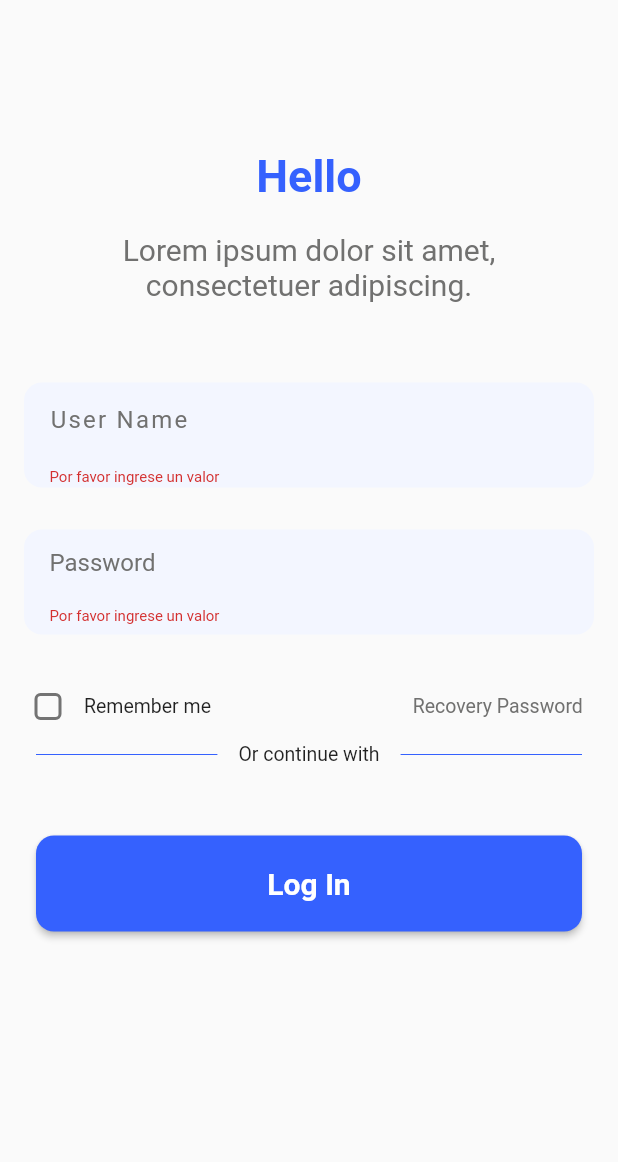
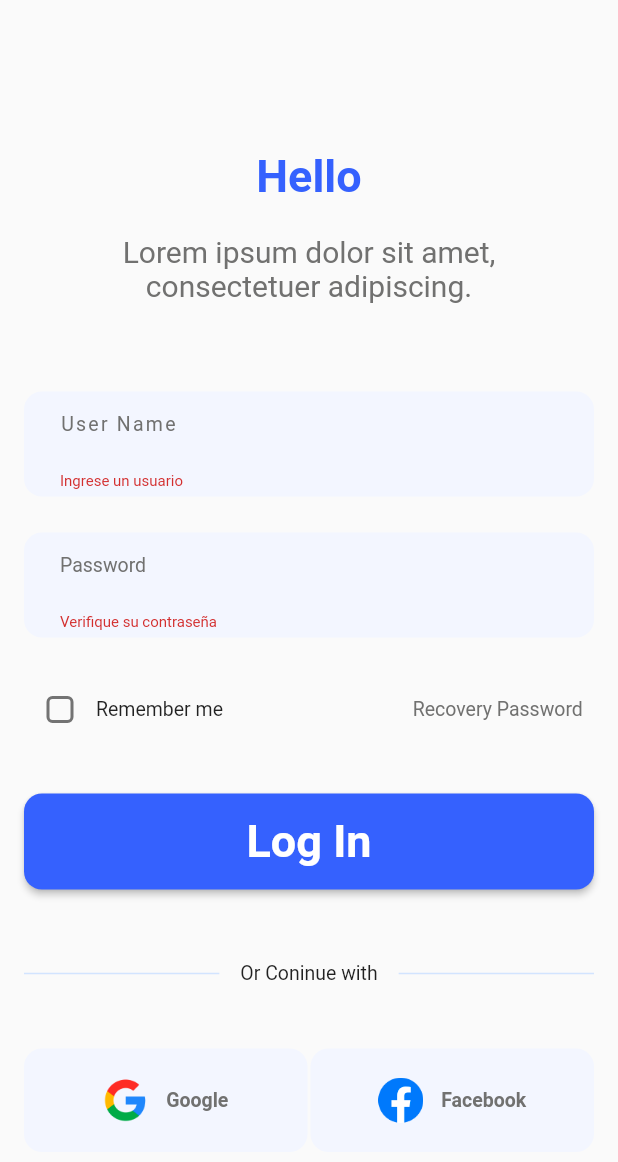
Before and after one commit to weincoder/weinflu-app, a Flutter app: the screen it shows after launch, after a tap on "Log In", on a phone screen of 412 x 824 dp. Shown: the top 1162 px of the screen. Run offline on Flutter 3.47's test engine with Material 2 defaults, Android fonts, the phone set to English and light mode, and no system bars.

Commit message:
feat 🆕: Se agrega el login 🤯 como pantallas

```diff
--- a/weinflu_app/lib/app.dart
+++ b/weinflu_app/lib/app.dart
@@ -23,14 +23,15 @@ class WeinFluApp extends StatelessWidget {
         switch (settings.name) {
           case AppRoutes.newPage:
             return MaterialPageRoute(builder: (context) => const NewPage());
-          case AppRoutes.login:
-            return MaterialPageRoute(builder: (context) => const LoginPage());
+          case AppRoutes.home:
+            return MaterialPageRoute(builder: (context) =>  HomePage(storeName: settings.arguments as String,));
           case AppRoutes.otherPage:
             return MaterialPageRoute(
                 builder: (context) =>
                     OtherPage(userData: settings.arguments as User));
+
           default:
-            return MaterialPageRoute(builder: (context) => const LoginPage());
+            return MaterialPageRoute(builder: (context) => const LogInPage());
         }
       },
     );
--- a/weinflu_app/lib/config/app_routes.dart
+++ b/weinflu_app/lib/config/app_routes.dart
@@ -3,5 +3,5 @@ class AppRoutes {
   static const String home = 'home';
   static const String newPage = 'new-page';
   static const String otherPage = 'other-page';
-  static const String login = 'login';
+  static const String login = '/';
 }
--- /dev/null
+++ b/weinflu_app/lib/design/copys.dart
@@ -0,0 +1,24 @@
+class WeinfluCopys {
+  WeinfluCopys._();
+  static const String lorem =
+      'Lorem ipsum dolor sit amet, consectetuer adipiscing.';
+  static const String hello = 'Hello';
+  static const String userInputLabel = 'User Name';
+  static const String userPswInputLabel = 'Password';
+  static const String rememberMe = 'Remember me';
+  static const String recoveryPassword = 'Recovery Password';
+  static const String orContinue = 'Or Coninue with';
+  static const String google = 'Google';
+  static const String facebook = 'Facebook';
+  static const String logIn = 'Log In';
+  static const String notAMember = 'Not a member?';
+  static const String registerNow = 'Register Now';
+}
+
+class WeinFluErrors{
+  WeinFluErrors._();
+  static const String userError = 'Ingrese un usuario';
+  static const String userErrorLen = 'Ingrese un usuario valido';
+  static const String userPsw = 'Verifique su contraseña';
+
+}
--- a/weinflu_app/lib/pages/home_page.dart
+++ b/weinflu_app/lib/pages/home_page.dart
@@ -8,7 +8,8 @@ import '../widgets/product_detail.dart';
 import '../widgets/summary_card.dart';
 
 class HomePage extends StatefulWidget {
-  const HomePage({super.key});
+  final String storeName;
+  const HomePage({super.key, required this.storeName});
 
   @override
   State<HomePage> createState() => _HomePageState();
@@ -45,9 +46,9 @@ class _HomePageState extends State<HomePage> {
                 bottomLeft: WeinFluRadius.small,
                 bottomRight: WeinFluRadius.small)),
         backgroundColor: WeinFluColors.brandLightColor,
-        title: const Padding(
-            padding: EdgeInsets.fromLTRB(16, 45, 16, 12),
-            child: HomeAppBarTitle()),
+        title:  Padding(
+            padding: const  EdgeInsets.fromLTRB(16, 45, 16, 12),
+            child: HomeAppBarTitle(storeName: widget.storeName,)),
       ),
       body: Column(
         children: [
--- a/weinflu_app/lib/pages/login_page.dart
+++ b/weinflu_app/lib/pages/login_page.dart
@@ -1,198 +1,281 @@
 import 'package:flutter/material.dart';
+import 'package:weinflu_app/config/app_routes.dart';
 import 'package:weinflu_app/design/colors.dart';
+import 'package:weinflu_app/design/copys.dart';
+import 'package:weinflu_app/design/radius.dart';
 
-class LoginPage extends StatefulWidget {
-  const LoginPage({super.key});
+class LogInPage extends StatefulWidget {
+  const LogInPage({super.key});
 
   @override
-  State<LoginPage> createState() => _LoginPageState();
+  State<LogInPage> createState() => _LogInPageState();
 }
 
-class _LoginPageState extends State<LoginPage> {
-  final _formKey = GlobalKey<FormState>();
-  bool isChecked = false;
-  final borderActive =
-      Border.all(color: WeinFluColors.brandPrimaryColor, width: 2);
-  final borderInactive = Border.all(color: Colors.transparent);
-  late Border borderBoxUser;
-  late Border borderBoxPass;
+class _LogInPageState extends State<LogInPage> {
+  final _formLoginKey = GlobalKey<FormState>();
+  var checkBoxState = false;
+  var userInputController = TextEditingController();
+  late String userName;
+  late BoxDecoration userContainerDecoration;
+  late BoxDecoration pswContainerDecoration;
+  final defaultInputBorder = InputBorder.none;
+  final defaultContainerInputDecoration = const BoxDecoration(
+      color: WeinFluColors.brandSecondaryColor,
+      borderRadius: BorderRadius.all(WeinFluRadius.small));
+  final activeContainerInputDecoration = BoxDecoration(
+      color: WeinFluColors.brandSecondaryColor,
+      border: Border.all(color: WeinFluColors.brandPrimaryColor, width: 2),
+      borderRadius: const BorderRadius.all(WeinFluRadius.small));
+  final defaultInputLabelTheme = const TextStyle(
+      fontSize: 13,
+      color: WeinFluColors.brandLigthDarkColor,
+      fontWeight: FontWeight.normal);
   @override
   void initState() {
     super.initState();
-    borderBoxPass = borderInactive;
-    borderBoxUser = borderInactive;
+    userContainerDecoration = defaultContainerInputDecoration;
+    pswContainerDecoration = defaultContainerInputDecoration;
   }
 
   @override
   Widget build(BuildContext context) {
     return Scaffold(
-      body: Padding(
-        padding: const EdgeInsets.symmetric(vertical: 100, horizontal: 8),
-        child: Center(
-          child: Column(mainAxisAlignment: MainAxisAlignment.start, children: [
+      body: Center(
+        child: Padding(
+          padding: const EdgeInsets.fromLTRB(16, 100, 16, 0),
+          child: Column(children: [
             Text(
-              'Hello',
+              WeinfluCopys.hello,
               style: Theme.of(context).textTheme.labelLarge,
             ),
             Container(
-                padding: const EdgeInsets.symmetric(horizontal: 24),
-                margin: const EdgeInsets.only(top: 20),
+              margin: const EdgeInsets.fromLTRB(16, 21, 16, 59),
               child: Text(
-                  'Lorem ipsum dolor sit amet, consectetuer adipiscing.',
+                WeinfluCopys.lorem,
                 style: Theme.of(context).textTheme.labelMedium,
                 textAlign: TextAlign.center,
-                )),
+              ),
+            ),
             Form(
-                key: _formKey,
+                key: _formLoginKey,
                 child: Column(
                   children: [
                     Container(
                       height: 70,
-                      margin: EdgeInsets.fromLTRB(8, 54, 8, 28),
-                      padding: EdgeInsets.only(left: 16),
-                      decoration: BoxDecoration(
-                          border: borderBoxUser,
-                          borderRadius: BorderRadius.all(Radius.circular(12)),
-                          color: WeinFluColors.brandSecondaryColor),
+                      padding: const EdgeInsets.only(left: 24, bottom: 4),
+                      decoration: userContainerDecoration,
                       child: TextFormField(
-                        onTap: () {
-                          setState(() {
-                            borderBoxUser = borderActive;
-                            borderBoxPass = borderInactive;
-                          });
-                        },
-                        onTapOutside: (event) {
-                          setState(() {
-                            borderBoxUser = borderInactive;
-                          });
-                        },
+                          controller: userInputController,
                           style: Theme.of(context).textTheme.labelSmall,
                           validator: (value) {
                             if (value == null || value.isEmpty) {
-                            return 'Por favor ingrese un valor';
+                              return WeinFluErrors.userError;
                             }
-                          return null;
-                        },
-                        textAlign: TextAlign.start,
-                        decoration: InputDecoration(
-                            border: InputBorder.none,
-                            labelText: 'User Name',
-                            labelStyle: TextStyle(
-                                color: WeinFluColors.brandLigthDarkColor,
-                                fontWeight: FontWeight.w200)),
-                      ),
-                    ),
-                    Container(
-                      height: 70,
-                      margin: EdgeInsets.fromLTRB(8, 0, 8, 24),
-                      padding: EdgeInsets.only(left: 16, bottom: 5),
-                      decoration: BoxDecoration(
-                          borderRadius: BorderRadius.all(Radius.circular(12)),
-                          border: borderBoxPass,
-                          color: WeinFluColors.brandSecondaryColor),
-                      child: TextFormField(
-                        validator: (value) {
-                          if (value == null || value.isEmpty) {
-                            return 'Por favor ingrese un valor';
+                            if (value.length >= 10) {
+                              return WeinFluErrors.userErrorLen;
                             }
                             return null;
                           },
                           onTap: () {
                             setState(() {
-                            borderBoxPass = borderActive;
-                            borderBoxUser = borderInactive;
+                              userContainerDecoration =
+                                  activeContainerInputDecoration;
+                              pswContainerDecoration =
+                                  defaultContainerInputDecoration;
                             });
                           },
                           onTapOutside: (event) {
                             setState(() {
-                            borderBoxPass = borderInactive;
+                              userContainerDecoration =
+                                  defaultContainerInputDecoration;
+                            });
+                          },
+                          onSaved: (userNameValue) {
+                            userName = userNameValue!;
+                          },
+                          decoration: InputDecoration(
+                              border: defaultInputBorder,
+                              label: Text(WeinfluCopys.userInputLabel,
+                                  style: defaultInputLabelTheme))),
+                    ),
+                    Container(
+                      height: 70,
+                      padding: const EdgeInsets.only(left: 24, bottom: 4),
+                      margin: const EdgeInsets.symmetric(vertical: 24),
+                      decoration: pswContainerDecoration,
+                      child: TextFormField(
+                          validator: (value) {
+                            if (value == null || value.isEmpty) {
+                              return WeinFluErrors.userPsw;
+                            }
+                            return null;
+                          },
+                          onTap: () {
+                            setState(() {
+                              pswContainerDecoration =
+                                  activeContainerInputDecoration;
+                              userContainerDecoration =
+                                  defaultContainerInputDecoration;
+                            });
+                          },
+                          onTapOutside: (event) {
+                            setState(() {
+                              pswContainerDecoration =
+                                  defaultContainerInputDecoration;
                             });
                           },
                           obscureText: true,
-                        textAlign: TextAlign.start,
+                          obscuringCharacter: '*',
                           decoration: InputDecoration(
-                            border: InputBorder.none,
-                            labelText: 'Password',
-                            labelStyle: TextStyle(
-                              color: WeinFluColors.brandLigthDarkColor,
-                            )),
-                      ),
+                              border: defaultInputBorder,
+                              label: const Text(WeinfluCopys.userPswInputLabel),
+                              labelStyle: defaultInputLabelTheme)),
                     ),
                     Row(
                       children: [
                         Checkbox(
-                          value: isChecked,
-                          onChanged: (currentValue) {
-                            print(currentValue);
+                          shape: const RoundedRectangleBorder(
+                              borderRadius:
+                                  BorderRadius.all(Radius.circular(4))),
+                          value: checkBoxState,
+                          onChanged: (value) {
                             setState(() {
-                              isChecked = currentValue!;
+                              checkBoxState = !checkBoxState;
                             });
                           },
-                          shape: RoundedRectangleBorder(
-                              borderRadius: BorderRadius.circular(4)),
-                          checkColor: Colors.white,
+                          checkColor: WeinFluColors.brandLightColor,
                           activeColor: WeinFluColors.brandPrimaryColor,
                         ),
-                        Expanded(child: Text('Remember me')),
-                        Padding(
-                          padding: const EdgeInsets.only(right: 8),
-                          child: TextButton(
+                        const Expanded(child: Text(WeinfluCopys.rememberMe)),
+                        TextButton(
+                          onPressed: () {},
                           child: Text(
-                              'Recovery Password',
-                              style: TextStyle(
-                                  fontSize: 13,
-                                  color: WeinFluColors.brandLigthDarkColor,
-                                  fontWeight: FontWeight.w200),
-                            ),
-                            onPressed: () {},
+                            WeinfluCopys.recoveryPassword,
+                            style: defaultInputLabelTheme,
                           ),
                         )
                       ],
                     ),
-                    Row(children: <Widget>[
-                      Expanded(
-                        child: new Container(
-                            margin:
-                                const EdgeInsets.only(left: 16.0, right: 14.0),
-                            child: Divider(
-                              color: WeinFluColors.brandPrimaryColor,
-                            )),
-                      ),
-                      Text("Or continue with"),
-                      Expanded(
-                        child: new Container(
-                            margin:
-                                const EdgeInsets.only(left: 14.0, right: 16.0),
-                            child: Divider(
-                              color: WeinFluColors.brandPrimaryColor,
-                            )),
-                      ),
-                    ]),
-                    Padding(
-                      padding: EdgeInsets.only(top: 46),
-                      child: Row(children: []),
-                    ),
-                    ElevatedButton(
+                    Container(
+                      margin: const EdgeInsets.only(top: 32, bottom: 48),
+                      width: 394,
+                      height: 64,
+                      child: ElevatedButton(
                         onPressed: () {
-                        // Validate returns true if the form is valid, or false otherwise.
-                        if (_formKey.currentState!.validate()) {
-                          // If the form is valid, display a snackbar. In the real world,
-                          // you'd often call a server or save the information in a database.
-                          ScaffoldMessenger.of(context).showSnackBar(
-                            const SnackBar(content: Text('Processing Data')),
-                          );
+                          if (_formLoginKey.currentState!.validate()) {
+                            print('Todos lo campos estan ok 🤯');
+                            // _formLoginKey.currentState!.save();
+                            userName = userInputController.text;
+                            Navigator.of(context).pushReplacementNamed(
+                                AppRoutes.home,
+                                arguments: userName);
                           }
                         },
                         style: ElevatedButton.styleFrom(
-                          minimumSize: Size(364, 64),
                             backgroundColor: WeinFluColors.brandPrimaryColor,
-                          shape: RoundedRectangleBorder(
-                              borderRadius: BorderRadius.circular(12))),
-                      child: const Text(
-                        'Log In',
-                        style: TextStyle(fontSize: 20),
+                            shape: const RoundedRectangleBorder(
+                                borderRadius:
+                                    BorderRadius.all(WeinFluRadius.small))),
+                        child: const Text(WeinfluCopys.logIn),
                       ),
                     ),
+                    Row(
+                      children: const [
+                        Expanded(
+                            child: Divider(
+                          color: WeinFluColors.brandLightColorBorder,
+                          thickness: 1.0,
+                        )),
+                        Padding(
+                          padding: const EdgeInsets.symmetric(horizontal: 14.0),
+                          child: Text(WeinfluCopys.orContinue),
+                        ),
+                        Expanded(
+                            child: Divider(
+                          color: WeinFluColors.brandLightColorBorder,
+                          thickness: 1.0,
+                        )),
+                      ],
+                    ),
+                    const SizedBox(
+                      height: 42,
+                    ),
+                    Row(
+                      mainAxisAlignment: MainAxisAlignment.spaceBetween,
+                      children: [
+                        Container(
+                          width: 189,
+                          height: 69,
+                          decoration: const BoxDecoration(
+                              color: WeinFluColors.brandSecondaryColor,
+                              borderRadius:
+                                  BorderRadius.all(WeinFluRadius.small)),
+                          child: Row(
+                            mainAxisAlignment: MainAxisAlignment.center,
+                            children: const [
+                              Image(
+                                image: AssetImage('assets/images/google.png'),
+                                width: 30,
+                              ),
+                              SizedBox(
+                                width: 12,
+                              ),
+                              Text(
+                                WeinfluCopys.google,
+                                style: TextStyle(
+                                    fontSize: 13,
+                                    fontWeight: FontWeight.bold,
+                                    color: WeinFluColors.brandLigthDarkColor),
+                              )
+                            ],
+                          ),
+                        ),
+                        Container(
+                          width: 189,
+                          height: 69,
+                          decoration: const BoxDecoration(
+                              color: WeinFluColors.brandSecondaryColor,
+                              borderRadius:
+                                  BorderRadius.all(WeinFluRadius.small)),
+                          child: Row(
+                            mainAxisAlignment: MainAxisAlignment.center,
+                            children: const [
+                              Image(
+                                image: AssetImage('assets/images/facebook.png'),
+                                width: 30,
+                              ),
+                              SizedBox(
+                                width: 12,
+                              ),
+                              Text(
+                                WeinfluCopys.facebook,
+                                style: TextStyle(
+                                    fontSize: 13,
+                                    fontWeight: FontWeight.bold,
+                                    color: WeinFluColors.brandLigthDarkColor),
+                              )
+                            ],
+                          ),
+                        )
+                      ],
+                    ),
+                    const SizedBox(
+                      height: 80,
+                    ),
+                    Row(
+                      mainAxisAlignment: MainAxisAlignment.center,
+                      children: [
+                        const Text(WeinfluCopys.notAMember),
+                        TextButton(
+                            onPressed: () {},
+                            child: const Text(
+                              WeinfluCopys.registerNow,
+                              style: TextStyle(
+                                  color: WeinFluColors.brandPrimaryColor,
+                                  fontSize: 13),
+                            ))
+                      ],
+                    )
                   ],
                 ))
           ]),
--- a/weinflu_app/lib/widgets/home_app_bar_title.dart
+++ b/weinflu_app/lib/widgets/home_app_bar_title.dart
@@ -3,7 +3,8 @@ import 'package:flutter/material.dart';
 
 import '../design/colors.dart';
 class HomeAppBarTitle extends StatelessWidget {
-  const HomeAppBarTitle({super.key});
+  final String storeName;
+  const HomeAppBarTitle({super.key, required this.storeName});
 
   @override
   Widget build(BuildContext context) {
@@ -20,7 +21,7 @@ class HomeAppBarTitle extends StatelessWidget {
               ),
               Expanded(
                 child: Text(
-                  'Store Name',
+                  storeName,
                   style: Theme.of(context).textTheme.headlineLarge,
                 ),
               ),
```
Lines whose indentation alone changed are shown as unchanged.
